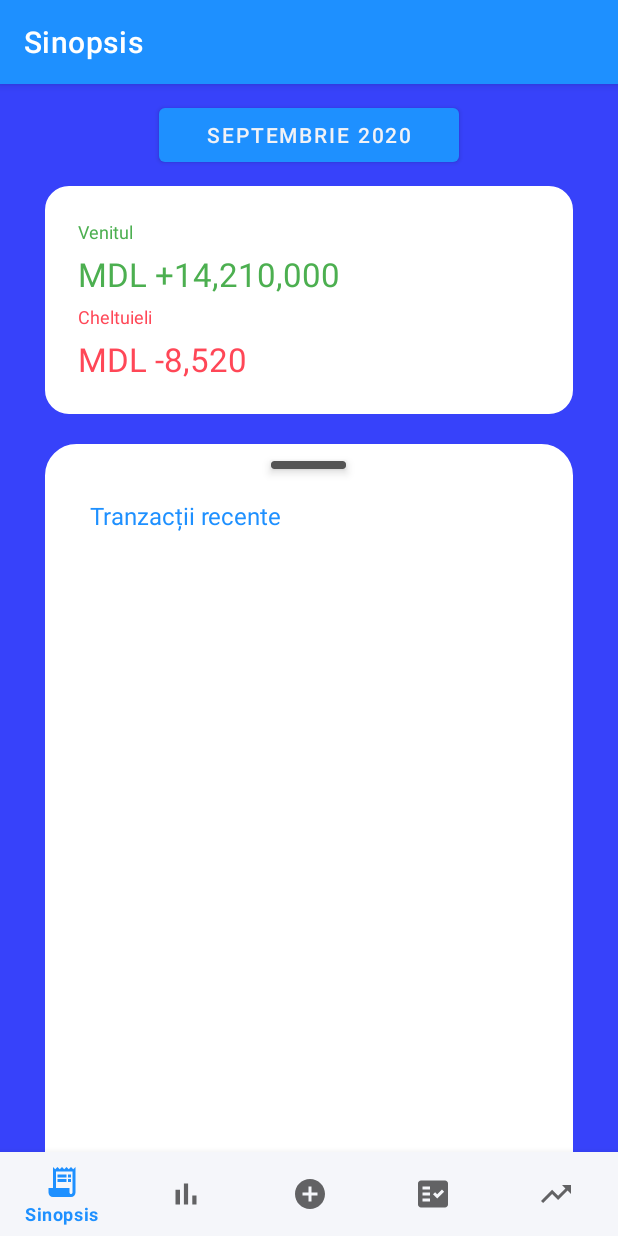
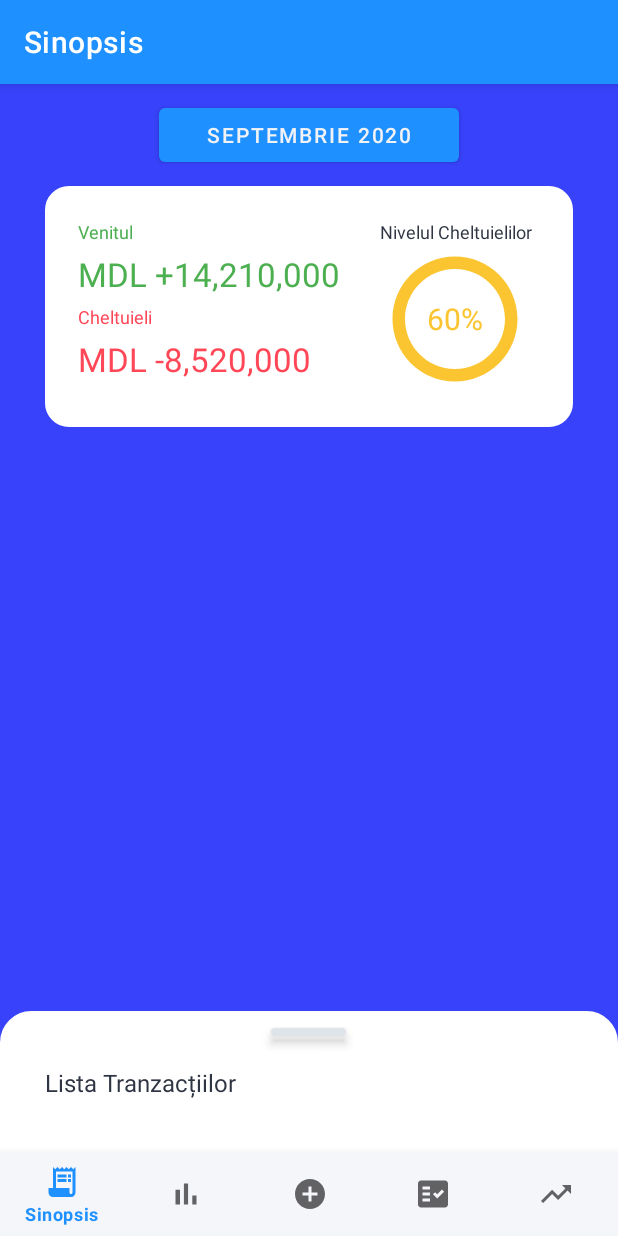
Before and after one commit to JulianNSH/MoneyManager, an Android app: the screen it shows after launch (MainActivity), on a phone screen of 412 x 824 dp. Run offline under Robolectric (Android 15) with nearby library versions, the phone set to English and light mode, and no system bars; our stand-ins replace navigation-ui.

Commit message:
also OverviewPage

```diff
--- /dev/null
+++ b/app/src/main/res/drawable/ic_down.xml
@@ -0,0 +1,10 @@
+<vector xmlns:android="http://schemas.android.com/apk/res/android"
+    android:width="42dp"
+    android:height="42dp"
+    android:viewportWidth="24"
+    android:viewportHeight="24"
+    android:tint="#c23616">
+  <path
+      android:fillColor="@android:color/white"
+      android:pathData="M7,10l5,5 5,-5z"/>
+</vector>
--- /dev/null
+++ b/app/src/main/res/drawable/ic_flat.xml
@@ -0,0 +1,10 @@
+<vector xmlns:android="http://schemas.android.com/apk/res/android"
+    android:width="30dp"
+    android:height="42dp"
+    android:viewportWidth="24"
+    android:viewportHeight="24"
+    android:tint="#2f3542">
+  <path
+      android:fillColor="#2f3542"
+      android:pathData="M19,13H5v-2h14v2z"/>
+</vector>
--- /dev/null
+++ b/app/src/main/res/drawable/ic_overview_lvl_24.xml
@@ -0,0 +1,10 @@
+<vector xmlns:android="http://schemas.android.com/apk/res/android"
+    android:width="24dp"
+    android:height="24dp"
+    android:viewportWidth="24"
+    android:viewportHeight="24"
+    android:tint="?attr/colorControlNormal">
+  <path
+      android:fillColor="@android:color/white"
+      android:pathData="M7,11zM12,2C6.48,2 2,6.48 2,12s4.48,10 10,10 10,-4.48 10,-10S17.52,2 12,2zM12,20c-4.41,0 -8,-3.59 -8,-8s3.59,-8 8,-8 8,3.59 8,8 -3.59,8 -8,8z"/>
+</vector>
--- /dev/null
+++ b/app/src/main/res/drawable/ic_up.xml
@@ -0,0 +1,10 @@
+<vector xmlns:android="http://schemas.android.com/apk/res/android"
+    android:width="42dp"
+    android:height="42dp"
+    android:viewportWidth="24"
+    android:viewportHeight="24"
+    android:tint="#44bd32">
+  <path
+      android:fillColor="@android:color/white"
+      android:pathData="M7,14l5,-5 5,5z"/>
+</vector>
--- a/app/src/main/res/layout/content_overview.xml
+++ b/app/src/main/res/layout/content_overview.xml
@@ -16,7 +16,7 @@
         android:layout_height="5dp"
         android:layout_gravity="center"
         android:layout_marginTop="11dp"
-        app:cardBackgroundColor="#555555"
+        app:cardBackgroundColor="@color/ic_background"
         app:cardCornerRadius="2dp"
         app:cardElevation="4dp" />
 
@@ -24,11 +24,11 @@
         android:layout_width="wrap_content"
         android:layout_height="wrap_content"
         android:textSize="16sp"
-        android:textColor="@color/blue1"
+        android:textColor="@color/black"
         android:lineSpacingExtra="3sp"
         android:layout_marginTop="20dp"
         android:layout_marginLeft="30dp"
-        android:text="Tranzacții recente"/>
+        android:text="Lista Tranzacțiilor"/>
 
     <androidx.recyclerview.widget.RecyclerView
         android:layout_width="match_parent"
--- a/app/src/main/res/layout/fragment_overview.xml
+++ b/app/src/main/res/layout/fragment_overview.xml
@@ -6,14 +6,17 @@
     android:layout_height="match_parent"
     android:background="@color/blue2"
     tools:context=".ui.overview.OverviewFragment">
+    <androidx.coordinatorlayout.widget.CoordinatorLayout
+        android:id="@+id/coordinatorLayout"
+    android:layout_width="match_parent"
+    android:layout_height="match_parent"
+    android:orientation="vertical">
     <LinearLayout
         android:layout_width="match_parent"
         android:layout_height="match_parent"
         android:layout_marginRight="30dp"
         android:layout_marginLeft="30dp"
         android:orientation="vertical">
-
-
 
         <LinearLayout
             android:layout_width="match_parent"
@@ -44,8 +47,13 @@
             android:layout_marginTop="10dp"
             android:layout_marginBottom="20dp"
             android:background="@drawable/white_rect"
-            android:orientation="vertical"
+            android:orientation="horizontal"
             android:padding="22dp">
+
+            <LinearLayout
+                android:layout_width="195dp"
+                android:layout_height="match_parent"
+                android:orientation="vertical">
 
                 <TextView
                     android:layout_width="wrap_content"
@@ -78,14 +86,59 @@
                     android:layout_height="wrap_content"
                     android:layout_marginTop="5dp"
                     android:lineSpacingExtra="4sp"
-                android:text="MDL -8,520"
+                    android:text="MDL -8,520,000"
                     android:textColor="#ff4757"
                     android:textSize="22sp" />
+            </LinearLayout>
+
+            <LinearLayout
+                android:layout_width="match_parent"
+                android:layout_height="match_parent"
+                android:orientation="vertical">
+                <TextView
+                    android:layout_width="match_parent"
+                    android:layout_height="wrap_content"
+                    android:text="Nivelul Cheltuielilor"
+                    android:gravity="center"
+                    android:textColor="@color/black"
+                    android:textSize="12sp" />
+
+                <Space
+                    android:layout_width="match_parent"
+                    android:layout_height="wrap_content" />
+
+                <LinearLayout
+                    android:layout_width="match_parent"
+                    android:layout_height="match_parent"
+                    android:orientation="horizontal">
+
+                    <Space
+                        android:layout_width="wrap_content"
+                        android:layout_height="wrap_content"
+                        android:layout_weight="1" />
+
+                    <TextView
+                        android:layout_width="100dp"
+                        android:layout_height="100dp"
+                        android:gravity="center"
+                        android:background="@drawable/ic_overview_lvl_24"
+                        android:backgroundTint="@color/lvl2"
+                        android:textColor="@color/lvl2"
+                        android:textSize="20sp"
+                        android:text="60%"/>
+
+                    <Space
+                        android:layout_width="wrap_content"
+                        android:layout_height="wrap_content"
+                        android:layout_weight="1" />
+                </LinearLayout>
+            </LinearLayout>
+        </LinearLayout>
     </LinearLayout>
 
         <include
             layout="@layout/content_overview"/>
 
-    </LinearLayout>
 
+</androidx.coordinatorlayout.widget.CoordinatorLayout>
 </androidx.constraintlayout.widget.ConstraintLayout>
--- a/app/src/main/res/values/colors.xml
+++ b/app/src/main/res/values/colors.xml
@@ -8,5 +8,9 @@
     <color name="black">#2f3542</color>
     <color name="white">#f1f2f6</color>
     <color name="background">#f5f6fa</color>
+    <color name="ic_background">#dfe4ea</color>
+    <color name="lvl1">#44bd32</color>
+    <color name="lvl2">#fbc531</color>
+    <color name="lvl3">#e84118</color>
 
 </resources>
```
Also changed, not shown: app/src/main/java/github/julianNSH/moneymanager/ui/overview/OverviewAdapter.java (added, +77 -0 lines), app/src/main/java/github/julianNSH/moneymanager/ui/overview/OverviewFragment.java (+25 -8 lines), app/src/main/java/github/julianNSH/moneymanager/ui/overview/OverviewModelClass.java (added, +33 -0 lines), app/src/main/res/drawable/fg_rect.xml (added, +7 -0 lines), app/src/main/res/layout/list_element.xml (added, +70 -0 lines). Lines whose indentation alone changed are shown as unchanged.
